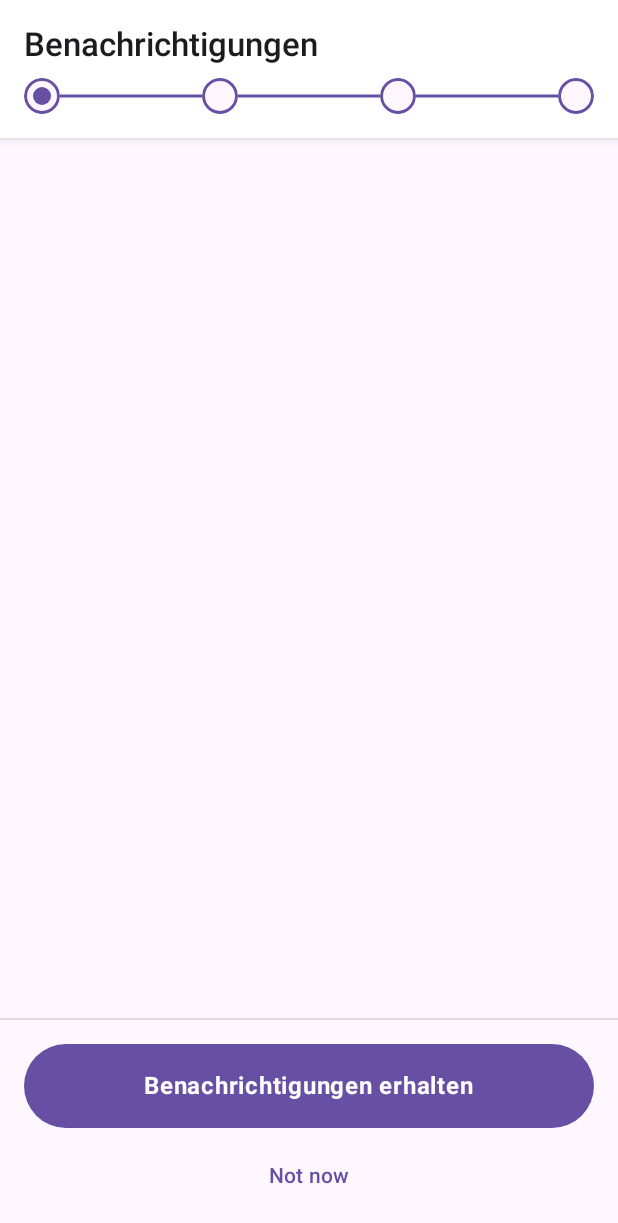
After one commit to LambdaDigamma/moers-android, an Android app built with Jetpack Compose: the composable OnboardingNotificationScreen shown on its own in the app's theme, on a phone screen of 412 x 824 dp. The commit adds this screen. Shown: the top 1223 px of the screen. Run offline under Robolectric (Android 15) with nearby library versions, the phone set to English and light mode, and no system bars.

Commit message:
onboarding: improvements

```diff
--- a/app/build.gradle.kts
+++ b/app/build.gradle.kts
@@ -65,7 +65,7 @@ dependencies {
     implementation("com.google.android.material:material:1.4.0")
     implementation("androidx.compose.ui:ui:$composeVersion")
     implementation("androidx.compose.material:material:$composeVersion")
-    implementation("androidx.compose.material3:material3:1.0.0-alpha02")
+    implementation("androidx.compose.material3:material3:1.0.0-alpha03")
     implementation("androidx.compose.ui:ui-tooling-preview:$composeVersion")
     implementation("androidx.lifecycle:lifecycle-runtime-ktx:2.4.0")
     implementation("androidx.activity:activity-compose:1.4.0")
--- a/app/src/main/java/com/lambdadigamma/moers/Destinations.kt
+++ b/app/src/main/java/com/lambdadigamma/moers/Destinations.kt
@@ -7,7 +7,9 @@ object Destinations {
         const val about = "onboarding/about"
         const val userTypeSelection = "onboarding/user-type"
         const val location = "onboarding/location"
+        const val notifications = "onboarding/notifications"
         const val rubbishStreet = "onboarding/rubbishStreet"
+        const val petrol = "onboarding/petrol"
     }
 
     const val dashboard = "dashboard"
--- a/app/src/main/java/com/lambdadigamma/moers/onboarding/OnboardingLocationScreen.kt
+++ b/app/src/main/java/com/lambdadigamma/moers/onboarding/OnboardingLocationScreen.kt
@@ -21,7 +21,7 @@ import com.lambdadigamma.moers.ui.theme.LegacyMeinMoersTheme
 import com.lambdadigamma.moers.ui.theme.MeinMoersTheme
 
 @Composable
-fun OnboardingLocationScreen() {
+fun OnboardingLocationScreen(onContinue: () -> Unit) {
 
     OnboardingHost(
         title = stringResource(R.string.onboarding_location_title),
@@ -120,7 +120,7 @@ fun OnboardingLocationScreen() {
                 verticalArrangement = Arrangement.spacedBy(8.dp)
             ) {
                 Button(
-                    onClick = { },
+                    onClick = onContinue,
                     modifier = Modifier.fillMaxWidth(),
                     contentPadding = PaddingValues(16.dp),
                 ) {
@@ -144,7 +144,7 @@ fun OnboardingLocationScreen() {
 fun OnboardingLocationPreview() {
     MeinMoersTheme {
         LegacyMeinMoersTheme {
-            OnboardingLocationScreen()
+            OnboardingLocationScreen(onContinue = {})
         }
     }
 }
--- /dev/null
+++ b/app/src/main/java/com/lambdadigamma/moers/onboarding/OnboardingNotificationScreen.kt
@@ -0,0 +1,49 @@
+package com.lambdadigamma.moers.onboarding
+
+import androidx.compose.foundation.layout.Arrangement
+import androidx.compose.foundation.layout.Column
+import androidx.compose.foundation.layout.PaddingValues
+import androidx.compose.foundation.layout.fillMaxWidth
+import androidx.compose.material3.Button
+import androidx.compose.material3.MaterialTheme
+import androidx.compose.material3.Text
+import androidx.compose.material3.TextButton
+import androidx.compose.runtime.Composable
+import androidx.compose.ui.Alignment
+import androidx.compose.ui.Modifier
+import androidx.compose.ui.text.font.FontWeight
+import androidx.compose.ui.unit.dp
+import com.lambdadigamma.moers.onboarding.ui.OnboardingHost
+
+@Composable
+fun OnboardingNotificationScreen() {
+
+    OnboardingHost(
+        title = "Benachrichtigungen",
+        content = {
+
+        },
+        bottomContent = {
+            Column(
+                horizontalAlignment = Alignment.CenterHorizontally,
+                verticalArrangement = Arrangement.spacedBy(8.dp)
+            ) {
+                Button(
+                    onClick = { },
+                    modifier = Modifier.fillMaxWidth(),
+                    contentPadding = PaddingValues(16.dp),
+                ) {
+                    Text(
+                        text = "Benachrichtigungen erhalten",
+                        fontWeight = FontWeight.Bold,
+                        style = MaterialTheme.typography.bodyLarge
+                    )
+                }
+                TextButton(onClick = { /*TODO*/ }) {
+                    Text(text = "Not now")
+                }
+            }
+        }
+    )
+
+}
--- a/app/src/main/java/com/lambdadigamma/moers/ui/App.kt
+++ b/app/src/main/java/com/lambdadigamma/moers/ui/App.kt
@@ -21,7 +21,7 @@ fun App(finishActivity: () -> Unit) {
                 NavGraph(
                     finishActivity = finishActivity,
                     navController = navController,
-                    startDestination = Destinations.Onboarding.graph
+                    startDestination = Destinations.dashboard
                 )
             }
         }
```
Also changed, not shown: app/src/main/java/com/lambdadigamma/moers/Actions.kt (+12 -0 lines), app/src/main/java/com/lambdadigamma/moers/NavGraph.kt (+10 -5 lines), app/src/main/java/com/lambdadigamma/moers/models/PetrolType.kt (added, +15 -0 lines), app/src/main/java/com/lambdadigamma/moers/onboarding/OnboardingPetrolScreen.kt (added, +125 -0 lines).
